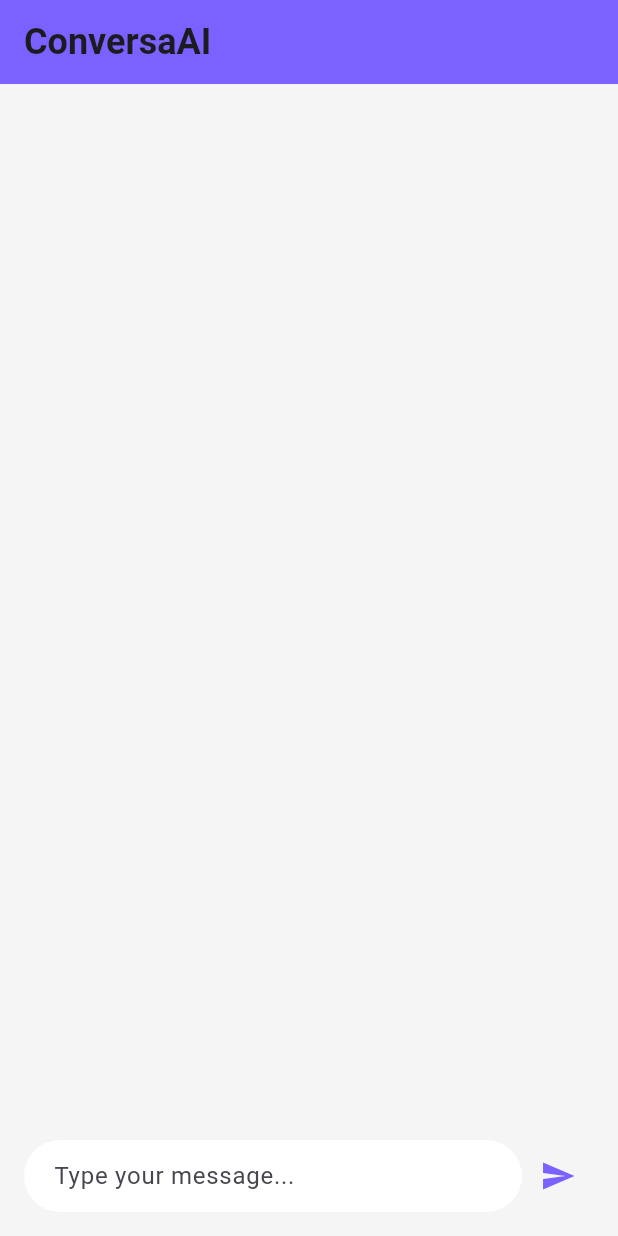
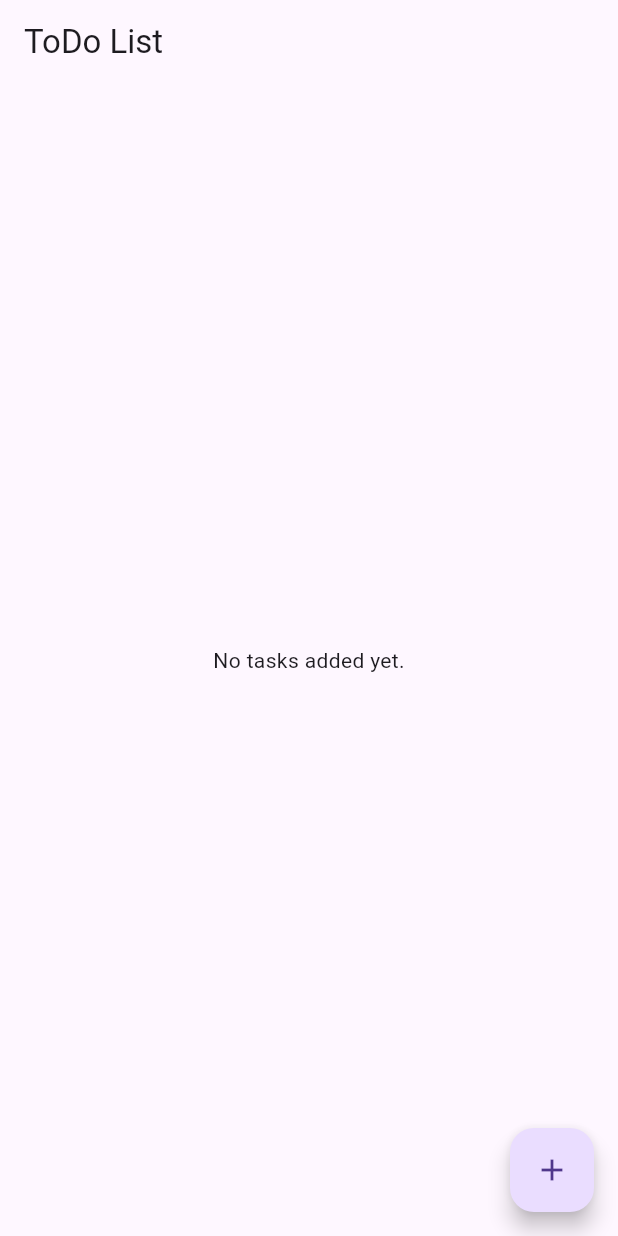
Before and after one commit to inquaid/ConversaAI, a Flutter app: the screen it shows after launch, on a phone screen of 412 x 824 dp. Run offline on Flutter 3.47's test engine with Material 3 defaults, Android fonts, the phone set to English and light mode, and no system bars.

Commit message:
Refactor app structure to implement a simple ToDo list feature, replacing ConversaAI with TodoApp. Added task management functionality including adding and removing tasks, and updated UI components accordingly.

```diff
--- a/codebase/lib/main.dart
+++ b/codebase/lib/main.dart
@@ -1,119 +1,97 @@
 import 'package:flutter/material.dart';
 
 void main() {
-  runApp(ConversaAIApp());
+  runApp(const TodoApp());
 }
 
-class ConversaAIApp extends StatelessWidget {
+class TodoApp extends StatelessWidget {
+  const TodoApp({super.key});
+
   @override
   Widget build(BuildContext context) {
     return MaterialApp(
-      debugShowCheckedModeBanner: false,
-      theme: ThemeData(
-        primaryColor: Color(0xFF7B61FF), // Accent purple color
-        scaffoldBackgroundColor: Color(0xFFF5F5F5), // Soft off-white background
-        textTheme: TextTheme(
-          bodyText2: TextStyle(color: Color(0xFF333333), fontSize: 16), // Updated text style
-          headline6: TextStyle(fontWeight: FontWeight.bold, fontSize: 24),
-        ),
-      ),
-      home: ConversaAIHome(),
+      title: 'Simple ToDo List',
+      theme: ThemeData(primarySwatch: Colors.blue),
+      home: const TodoListScreen(),
     );
   }
 }
 
-class ConversaAIHome extends StatefulWidget {
+class TodoListScreen extends StatefulWidget {
+  const TodoListScreen({super.key});
+
   @override
-  _ConversaAIHomeState createState() => _ConversaAIHomeState();
+  State<TodoListScreen> createState() => _TodoListScreenState();
 }
 
-class _ConversaAIHomeState extends State<ConversaAIHome> {
-  TextEditingController _controller = TextEditingController();
-  List<String> _messages = [];
+class _TodoListScreenState extends State<TodoListScreen> {
+  final List<String> _tasks = [];
+  final TextEditingController _textController = TextEditingController();
 
-  void _sendMessage() {
-    if (_controller.text.isNotEmpty) {
+  void _addTask(String task) {
+    if (task.isNotEmpty) {
       setState(() {
-        _messages.add(_controller.text);
-        _controller.clear(); // Clear the input field after sending
+        _tasks.add(task);
       });
+      _textController.clear();
+      Navigator.of(context).pop();
     }
+  }
+
+  void _showAddTaskDialog() {
+    showDialog(
+      context: context,
+      builder: (_) => AlertDialog(
+        title: const Text('Add a new task'),
+        content: TextField(
+          controller: _textController,
+          autofocus: true,
+          decoration: const InputDecoration(hintText: 'Enter task here'),
+          onSubmitted: _addTask,
+        ),
+        actions: [
+          TextButton(
+            onPressed: () => Navigator.of(context).pop(),
+            child: const Text('Cancel'),
+          ),
+          ElevatedButton(
+            onPressed: () => _addTask(_textController.text),
+            child: const Text('Add'),
+          ),
+        ],
+      ),
+    );
+  }
+
+  void _removeTask(int index) {
+    setState(() {
+      _tasks.removeAt(index);
+    });
   }
 
   @override
   Widget build(BuildContext context) {
     return Scaffold(
-      appBar: AppBar(
-        title: Text("ConversaAI", style: TextStyle(fontSize: 24)),
-        backgroundColor: Color(0xFF7B61FF), // Accent purple
+      appBar: AppBar(title: const Text('ToDo List')),
+      body: _tasks.isEmpty
+          ? const Center(child: Text('No tasks added yet.'))
+          : ListView.builder(
+        itemCount: _tasks.length,
+        itemBuilder: (context, index) {
+          return ListTile(
+            title: Text(_tasks[index]),
+            trailing: IconButton(
+              icon: const Icon(Icons.delete, color: Colors.red),
+              onPressed: () => _removeTask(index),
+            ),
+          );
+        },
       ),
-      body: Padding(
-        padding: const EdgeInsets.all(16.0),
-        child: Column(
-          crossAxisAlignment: CrossAxisAlignment.start,
-          children: [
-            Expanded(
-              child: ListView.builder(
-                itemCount: _messages.length,
-                itemBuilder: (context, index) {
-                  return Padding(
-                    padding: const EdgeInsets.symmetric(vertical: 8.0),
-                    child: Bubble(message: _messages[index]),
-                  );
-                },
-              ),
-            ),
-            SizedBox(height: 10),
-            Row(
-              children: [
-                Expanded(
-                  child: TextField(
-                    controller: _controller,
-                    decoration: InputDecoration(
-                      hintText: "Type your message...",
-                      filled: true,
-                      fillColor: Colors.white,
-                      border: OutlineInputBorder(
-                        borderRadius: BorderRadius.circular(30.0),
-                        borderSide: BorderSide.none,
-                      ),
-                      contentPadding: EdgeInsets.symmetric(vertical: 12, horizontal: 16),
-                    ),
-                  ),
-                ),
-                IconButton(
-                  icon: Icon(Icons.send, color: Color(0xFF7B61FF)),
-                  onPressed: _sendMessage,
-                ),
-              ],
-            ),
-          ],
-        ),
+      floatingActionButton: FloatingActionButton(
+        onPressed: _showAddTaskDialog,
+        tooltip: 'Add Task',
+        child: const Icon(Icons.add),
       ),
     );
   }
 }
-
-class Bubble extends StatelessWidget {
-  final String message;
-
-  Bubble({required this.message});
-
-  @override
-  Widget build(BuildContext context) {
-    return Align(
-      alignment: Alignment.centerLeft,
-      child: Container(
-        padding: EdgeInsets.symmetric(vertical: 10, horizontal: 16),
-        decoration: BoxDecoration(
-          color: Color(0xFFE1E1FF), // Light purple background for messages
-          borderRadius: BorderRadius.circular(20),
-        ),
-        child: Text(
-          message,
-          style: TextStyle(color: Color(0xFF333333), fontSize: 16),
-        ),
-      ),
-    );
-  }
-}
```
Also changed, not shown: Documents/Apple_Watch_Ultra.png, Documents/LOGO_WHITE.png (added), Documents/MacBook_Air_13.png, Documents/Use_case_diagram.png (added), Documents/first_page_listening.png, Documents/first_page_speaking.png, Documents/iMac_24_inch.png, Documents/iPhone_16.png, Documents/openning_screen.png, Documents/use_case_diag.svg (deleted), 6 other files.
